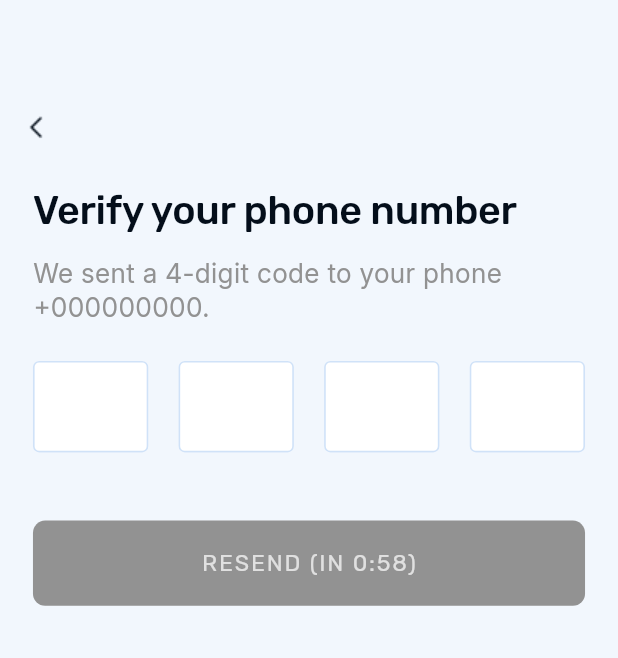
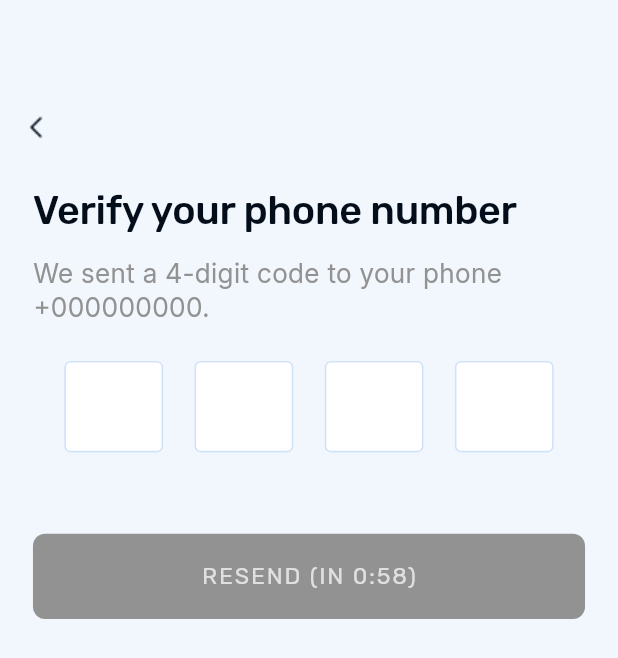
Before and after one commit to WebgateSystems/akademy2-mobile, a Flutter app: the VerifyPhonePage screen opened by its route, on a phone screen of 412 x 824 dp. Shown: the top 658 px of the screen. Run offline on Flutter 3.47's test engine with Material 3 defaults, Android fonts, the phone set to English and light mode, and no system bars; our stand-ins replace connectivity_plus, dio, file_picker, flutter_riverpod, flutter_screenutil, flutter_secure_storage and 8 more; missing offline and left inert: dio_smart_retry, flutter_pdfview, isar_plus, mobile_scanner; accounts and stored records are empty; generated files the repository leaves out were written again.

Commit message:
dark theme fixed

```diff
--- a/lib/app/theme/tokens.dart
+++ b/lib/app/theme/tokens.dart
@@ -75,7 +75,7 @@ class AppColors {
       Theme.of(context).brightness == Brightness.dark ? blue90 : grey05;
 
   static Color contentOnAccentSecondary(BuildContext context) =>
-      Theme.of(context).brightness == Brightness.dark ? grey30 : grey30;
+      Theme.of(context).brightness == Brightness.dark ? grey40 : grey30;
 
   static Color contentSecondary(BuildContext context) =>
       Theme.of(context).brightness == Brightness.dark ? grey40 : grey60;
@@ -117,7 +117,7 @@ class AppColors {
       Theme.of(context).brightness == Brightness.dark ? blue50 : blue50;
 
   static Color borderPrimary(BuildContext context) =>
-      Theme.of(context).brightness == Brightness.dark ? blue10 : blue10;
+      Theme.of(context).brightness == Brightness.dark ? blue70 : blue10;
 
   static Color borderError(BuildContext context) =>
       Theme.of(context).brightness == Brightness.dark ? red60 : red70;
--- a/lib/features/auth/create_account_page.dart
+++ b/lib/features/auth/create_account_page.dart
@@ -175,7 +175,7 @@ class _CreateAccountPageState extends ConsumerState<CreateAccountPage> {
             'last_name': _lastNameCtrl.text.trim(),
             'email': _emailCtrl.text.trim(),
             'birthdate': _dobCtrl.text.trim(),
-            'phone': _phoneCtrl.text.trim(),
+            'phone': _phoneCtrl.text.trim().replaceAll(' ', ''),
           },
         },
       );
--- a/lib/features/auth/pin_pages.dart
+++ b/lib/features/auth/pin_pages.dart
@@ -325,13 +325,15 @@ class _PinKeypad extends StatelessWidget {
                   onTap: () => onKey('back'),
                   backgroundColor: Colors.transparent,
                   splashColor: AppColors.surfaceAccent(context),
-                  assetImage: 'assets/images/ic_back_button.png',
+                  assetImage: Theme.of(context).brightness == Brightness.dark
+                      ? 'assets/images/ic_back_button_dark.png'
+                      : 'assets/images/ic_back_button.png',
                   pressedImageOpacity: 0.5,
                 )
               : RoundButton.text(
                   size: 72.r,
                   onTap: () => onKey(key),
-                  backgroundColor: AppColors.blue10,
+                  backgroundColor: AppColors.surfaceActive(context),
                   splashColor: AppColors.surfaceAccent(context),
                   textColor: AppColors.contentPrimary(context),
                   pressedTextColor: AppColors.background(context),
--- a/lib/features/auth/verify_phone_page.dart
+++ b/lib/features/auth/verify_phone_page.dart
@@ -163,11 +163,11 @@ class _VerifyPhonePageState extends ConsumerState<VerifyPhonePage> {
         children: [
           Row(
             mainAxisSize: MainAxisSize.max,
-            mainAxisAlignment: MainAxisAlignment.spaceBetween,
+            mainAxisAlignment: MainAxisAlignment.spaceEvenly,
             children: List.generate(_controllers.length, (index) {
               return SizedBox(
-                height: 82.w,
-                width: 70.w,
+                height: 90.w,
+                width: 60.w,
                 child: EditTextWidget(
                   controller: _controllers[index],
                   focusNode: _focusNodes[index],
@@ -185,7 +185,9 @@ class _VerifyPhonePageState extends ConsumerState<VerifyPhonePage> {
           if (_invalid)
             Text(
               l10n.verifyPhoneInvalidCode,
-              style: const TextStyle(color: Colors.red),
+              textAlign: TextAlign.center,
+              style: AppTextStyles.b2(context)
+                  .copyWith(color: AppColors.contentError(context)),
             ),
           SizedBox(height: 12.h),
           ActionButtonWidget(
```
Also changed, not shown: lib/features/videos/add_video_page.dart (+6 -4 lines), assets/images/ic_back_button_dark.png (added), assets/images/ic_upload_dark.png (added).
